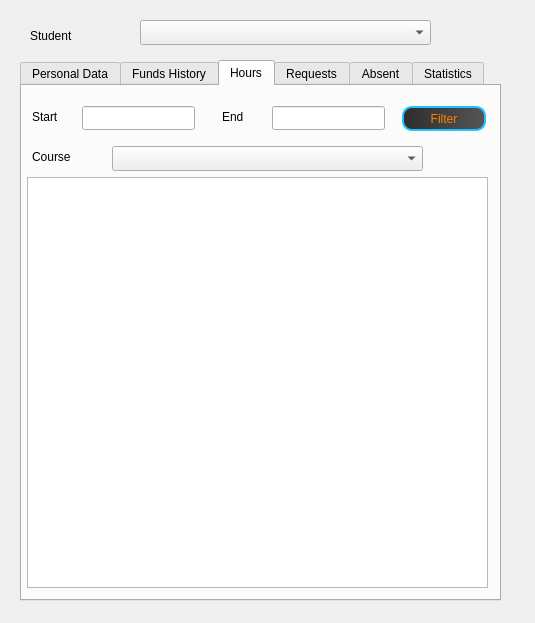
MrRisoni/Gauss, file viewstudentdialog.ui: the form before one commit.
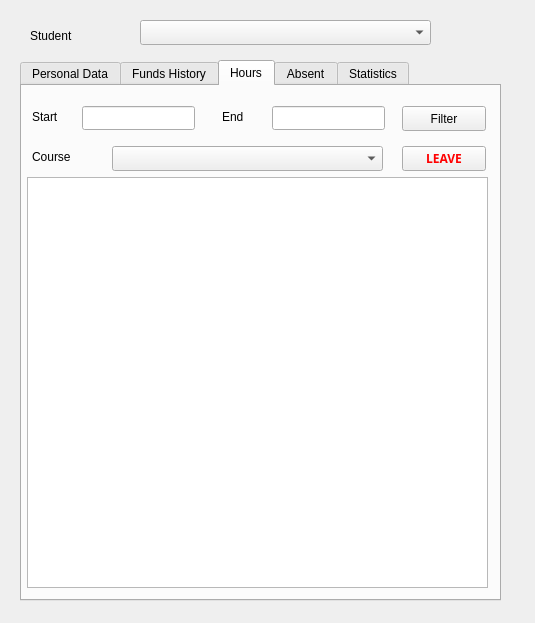
The form after the commit. The open tabs and pages were chosen to show the change.

Commit message: added option to leave grou[

Diff of the .ui file:
```diff
--- a/viewstudentdialog.ui
+++ b/viewstudentdialog.ui
@@ -680,35 +680,7 @@
       </rect>
      </property>
      <property name="styleSheet">
-      <string notr="true">QPushButton {
-  border-radius : 10px;
-  color:rgb(255,128,0);
-  border: 2px solid rgb(30,195,255);
-  min-width: 80px;
-  background-color:qlineargradient(spread:pad, x1:0, y1:0, x2:1, y2:0, stop:0 rgba(45, 45,45, 255), stop:1 rgba(85, 85, 85, 255))
-}
-
-
-QPushButton:hover {
-  border-color: navy; /* make the default button prominent */
-
-}
-
-
-QPushButton:pressed {
-  border-radius : 10px;
-
-  color:rgb(255,255,255);
-
-  border: 2px solid rgb(30,195,255);
-  min-width: 80px;
-
-  background-color:qlineargradient(spread:pad, x1:0, y1:0, x2:1, y2:0, stop:0 rgba(45, 45,45, 255), stop:1 rgba(85, 85, 85, 255))
-
-}
-
-
-</string>
+      <string notr="true"/>
      </property>
      <property name="text">
       <string>Filter</string>
@@ -732,7 +704,7 @@
       <rect>
        <x>90</x>
        <y>60</y>
-       <width>311</width>
+       <width>271</width>
        <height>25</height>
       </rect>
      </property>
@@ -747,86 +719,100 @@
       </rect>
      </property>
     </widget>
-   </widget>
-   <widget class="QWidget" name="tabRequests">
-    <attribute name="title">
-     <string>Requests</string>
-    </attribute>
-    <widget class="QPushButton" name="pushAddReq">
+    <widget class="QPushButton" name="pushButton_3">
      <property name="geometry">
       <rect>
        <x>380</x>
-       <y>20</y>
+       <y>60</y>
        <width>84</width>
        <height>25</height>
       </rect>
      </property>
+     <property name="palette">
+      <palette>
+       <active>
+        <colorrole role="WindowText">
+         <brush brushstyle="SolidPattern">
+          <color alpha="255">
+           <red>255</red>
+           <green>0</green>
+           <blue>0</blue>
+          </color>
+         </brush>
+        </colorrole>
+        <colorrole role="ButtonText">
+         <brush brushstyle="SolidPattern">
+          <color alpha="255">
+           <red>255</red>
+           <green>0</green>
+           <blue>0</blue>
+          </color>
+         </brush>
+        </colorrole>
+       </active>
+       <inactive>
+        <colorrole role="WindowText">
+         <brush brushstyle="SolidPattern">
+          <color alpha="255">
+           <red>255</red>
+           <green>0</green>
+           <blue>0</blue>
+          </color>
+         </brush>
+        </colorrole>
+        <colorrole role="ButtonText">
+         <brush brushstyle="SolidPattern">
+          <color alpha="255">
+           <red>255</red>
+           <green>0</green>
+           <blue>0</blue>
+          </color>
+         </brush>
+        </colorrole>
+       </inactive>
+       <disabled>
+        <colorrole role="WindowText">
+         <brush brushstyle="SolidPattern">
+          <color alpha="255">
+           <red>128</red>
+           <green>128</green>
+           <blue>128</blue>
+          </color>
+         </brush>
+        </colorrole>
+        <colorrole role="ButtonText">
+         <brush brushstyle="SolidPattern">
+          <color alpha="255">
+           <red>128</red>
+           <green>128</green>
+           <blue>128</blue>
+          </color>
+         </brush>
+        </colorrole>
+       </disabled>
+      </palette>
+     </property>
+     <property name="font">
+      <font>
+       <family>STIX</family>
+       <weight>75</weight>
+       <bold>true</bold>
+      </font>
+     </property>
+     <property name="toolTip">
+      <string>Leave this group!!!</string>
+     </property>
      <property name="styleSheet">
-      <string notr="true">QPushButton {
-  border-radius : 10px;
-  color:rgb(255,128,0);
-  border: 2px solid rgb(30,195,255);
-  min-width: 80px;
-  background-color:qlineargradient(spread:pad, x1:0, y1:0, x2:1, y2:0, stop:0 rgba(45, 45,45, 255), stop:1 rgba(85, 85, 85, 255))
-}
-
-
-QPushButton:hover {
-  border-color: navy; /* make the default button prominent */
-
-}
-
-
-QPushButton:pressed {
-  border-radius : 10px;
-
-  color:rgb(255,255,255);
-
-  border: 2px solid rgb(30,195,255);
-  min-width: 80px;
-
-  background-color:qlineargradient(spread:pad, x1:0, y1:0, x2:1, y2:0, stop:0 rgba(45, 45,45, 255), stop:1 rgba(85, 85, 85, 255))
-
-}
-
-
-</string>
+      <string notr="true"/>
      </property>
      <property name="text">
-      <string>Add</string>
+      <string>LEAVE</string>
      </property>
-    </widget>
-    <widget class="QLabel" name="label_25">
-     <property name="geometry">
-      <rect>
-       <x>10</x>
-       <y>10</y>
-       <width>61</width>
-       <height>41</height>
-      </rect>
+     <property name="checkable">
+      <bool>false</bool>
      </property>
-     <property name="text">
-      <string>Course</string>
-     </property>
-    </widget>
-    <widget class="QComboBox" name="comboReqs">
-     <property name="geometry">
-      <rect>
-       <x>90</x>
-       <y>20</y>
-       <width>261</width>
-       <height>25</height>
-      </rect>
-     </property>
-    </widget>
-    <widget class="QTableView" name="tableReqs">
-     <property name="geometry">
-      <rect>
-       <x>10</x>
-       <y>60</y>
-       <width>451</width>
-       <height>441</height>
-      </rect>
+     <property name="flat">
+      <bool>false</bool>
      </property>
     </widget>
    </widget>
```
Left out of the diff: 40 changed lines with no effect on the pictures.
